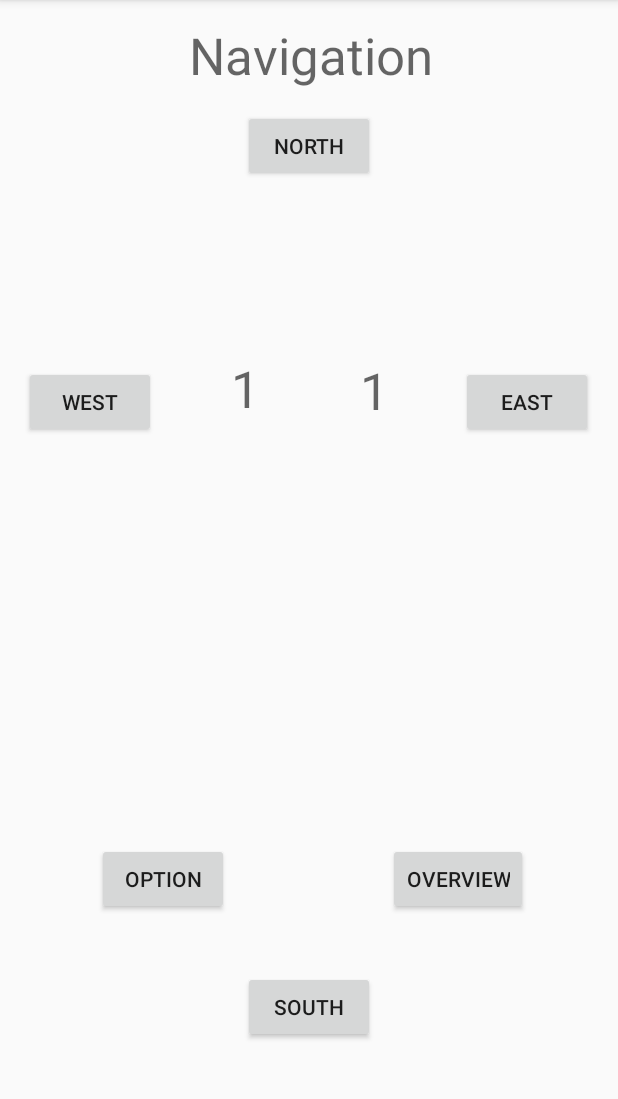
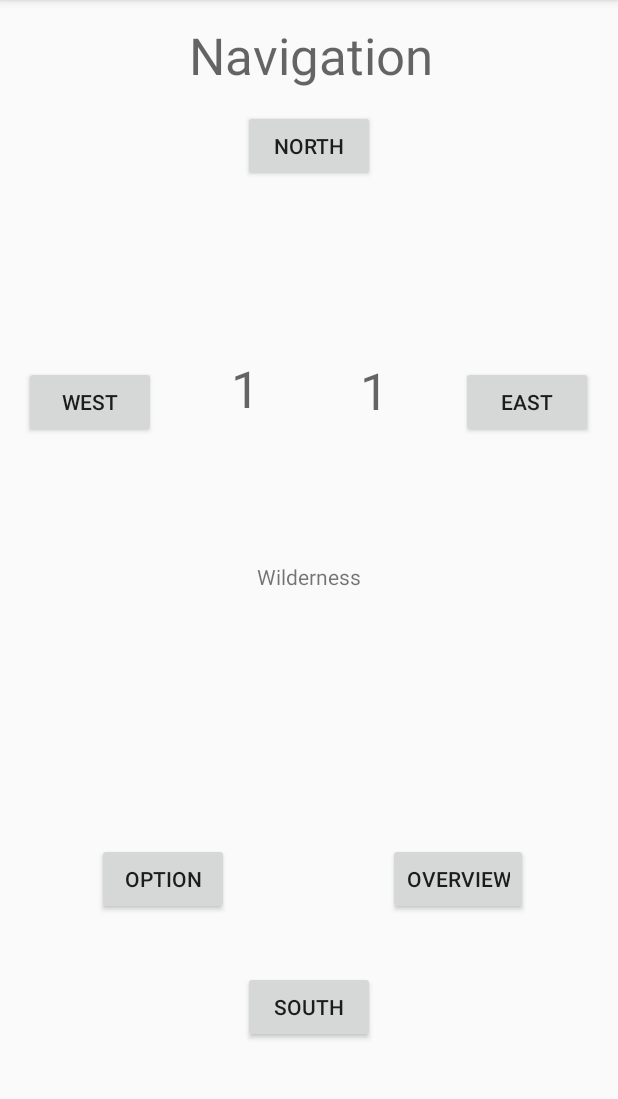
Before and after one commit to CPMugMan/GridGame, an Android app: the NavigationActivity screen opened directly, with no data from a screen before it, after a tap on "EAST", on a phone screen of 412 x 824 dp, the part 84-1183 px from its top. Run offline under Robolectric (Android 15) with nearby library versions, the phone set to English and light mode, and no system bars; 2 other taps on this screen came first.

Commit message:
Random Town/Wilderness Working

```diff
--- a/app/src/main/java/au/edu/curtin/gridgame/GameData.java
+++ b/app/src/main/java/au/edu/curtin/gridgame/GameData.java
@@ -1,18 +1,30 @@
 package au.edu.curtin.gridgame;
+
+
+import java.util.ArrayList;
+import java.util.List;
+import java.util.Random;
 
 public class GameData
 {
     private Area[][] grid;
+    private List<Item> itemList;
     private int x;
     private int y;
     private Player player;
+    private Random random;
 
     public GameData()
     {
         x = 50;
         y = 50;
-        grid = new Area[x+1][y+1];
+        grid = new Area[x][y];
+        itemList = new ArrayList<Item>();
+        random = new Random();
         player = new Player();
+        createItems();
+        randomTheMap();
+
     }
 
     public boolean positionCheck(int xCheck, int yCheck)
@@ -20,7 +32,7 @@ public class GameData
         int xCheck2 = player.getColLocation() + xCheck;
         int yCheck2 = player.getRowLocation() + yCheck;
 
-        return xCheck2 <= x && yCheck2 <= y && xCheck2 >= 0 && yCheck2 >= 0;
+        return xCheck2 <= x-1 && yCheck2 <= y-1 && xCheck2 >= 0 && yCheck2 >= 0;
     }
 
     public void setArea(int x, int y, Area inArea)
@@ -50,5 +62,53 @@ public class GameData
         player.moveHealth();
     }
 
+    public void createItems()
+    {
+        Equipment equipment1 = new Equipment("Rune Sword",10,10.0);
+        Equipment equipment2 = new Equipment("Ordinary Shield",15,4.0);
+        Equipment equipment3 = new Equipment("Dell XPS 15",40,2.0);
+        Equipment equipment4 = new Equipment("Macbook Pro",70,1.0);
+        Equipment equipment5 = new Equipment("Chromebook",30,5.0);
+
+        Food food1 = new Food("Big Mac",7,30.0);
+        Food food2 = new Food("Coffee",4,50.0);
+        Food food3 = new Food("Chicken Nuggets",20,40);
+        Food food4 = new Food("Ramen",25,33);
+        Food food5 = new Food("Mints",3,2.0);
+
+        Equipment equipmentWin1 = new Equipment("Jade Monkey",30,30.0);
+        Equipment equipmentWin2 = new Equipment("Roadmap",45,2.0);
+        Equipment equipmentWin3 = new Equipment("Ice Scraper",20,23.0);
+
+        itemList.add(equipment1);
+        itemList.add(equipment2);
+        itemList.add(equipment3);
+        itemList.add(equipment4);
+        itemList.add(equipment5);
+        itemList.add(food1);
+        itemList.add(food2);
+        itemList.add(food3);
+        itemList.add(food4);
+        itemList.add(food5);
+
+    }
+
+    public void randomTheMap()
+    {
+        for(int i =0; i<=49;i++)
+        {
+            for(int j =0;j<=49;j++)
+            {
+                grid[i][j] = new Area(obtainRandom());
+            }
+        }
+    }
+
+    public boolean obtainRandom()
+    {
+        return random.nextBoolean();
+    }
+
+
 
 }
--- a/app/src/main/java/au/edu/curtin/gridgame/NavigationActivity.java
+++ b/app/src/main/java/au/edu/curtin/gridgame/NavigationActivity.java
@@ -22,6 +22,7 @@ public class NavigationActivity extends AppCompatActivity
     private Button overviewButton;
     private TextView xCoord;
     private TextView yCoord;
+    private TextView testText;
 
 
     @Override
@@ -124,12 +125,22 @@ public class NavigationActivity extends AppCompatActivity
         overviewButton = (Button)findViewById(R.id.overviewButton);
         xCoord = (TextView)findViewById(R.id.xCoord);
         yCoord = (TextView)findViewById(R.id.yCoord);
+        testText = (TextView)findViewById(R.id.testText);
     }
 
     public void updateUI()
     {
         xCoord.setText(Integer.toString(gameData.getPlayer().getColLocation()));
         yCoord.setText(Integer.toString(gameData.getPlayer().getRowLocation()));
+        if(gameData.getArea(gameData.getPlayer().getColLocation(),gameData.getPlayer().getRowLocation()).getTown() == false)
+        {
+            testText.setText("Wilderness");
+        }
+        else
+        {
+            testText.setText("Town");
+        }
+
     }
 
     public void cantMove()
--- a/app/src/main/res/layout/activity_navigation.xml
+++ b/app/src/main/res/layout/activity_navigation.xml
@@ -160,4 +160,20 @@
         app:layout_constraintStart_toStartOf="parent"
         app:layout_constraintTop_toTopOf="parent"
         app:layout_constraintVertical_bias="0.32" />
+
+    <TextView
+        android:id="@+id/testText"
+        android:layout_width="wrap_content"
+        android:layout_height="wrap_content"
+        android:layout_marginStart="8dp"
+        android:layout_marginLeft="8dp"
+        android:layout_marginTop="8dp"
+        android:layout_marginEnd="8dp"
+        android:layout_marginRight="8dp"
+        android:layout_marginBottom="8dp"
+        android:text="TextView"
+        app:layout_constraintBottom_toBottomOf="parent"
+        app:layout_constraintEnd_toEndOf="parent"
+        app:layout_constraintStart_toStartOf="parent"
+        app:layout_constraintTop_toTopOf="parent" />
 </android.support.constraint.ConstraintLayout>
```
